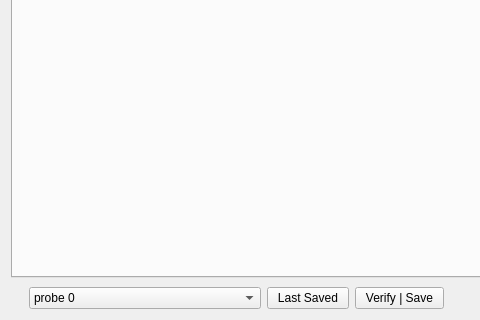
Old version of the form Forms/ConfigureDialog.ui in the repository billkarsh/SpikeGLX; both pictures show x 0 to 480 and y 426 to 746 of the 710 by 746 pixel window.
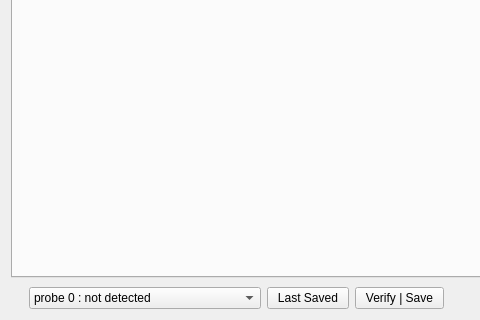
New version of the form. Icons and pictures are not drawn.

```diff
--- a/Forms/ConfigureDialog.ui
+++ b/Forms/ConfigureDialog.ui
@@ -131,7 +131,7 @@
        </property>
        <item>
         <property name="text">
-         <string>probe 0</string>
+         <string>probe 0 : not detected</string>
         </property>
        </item>
       </widget>
```
